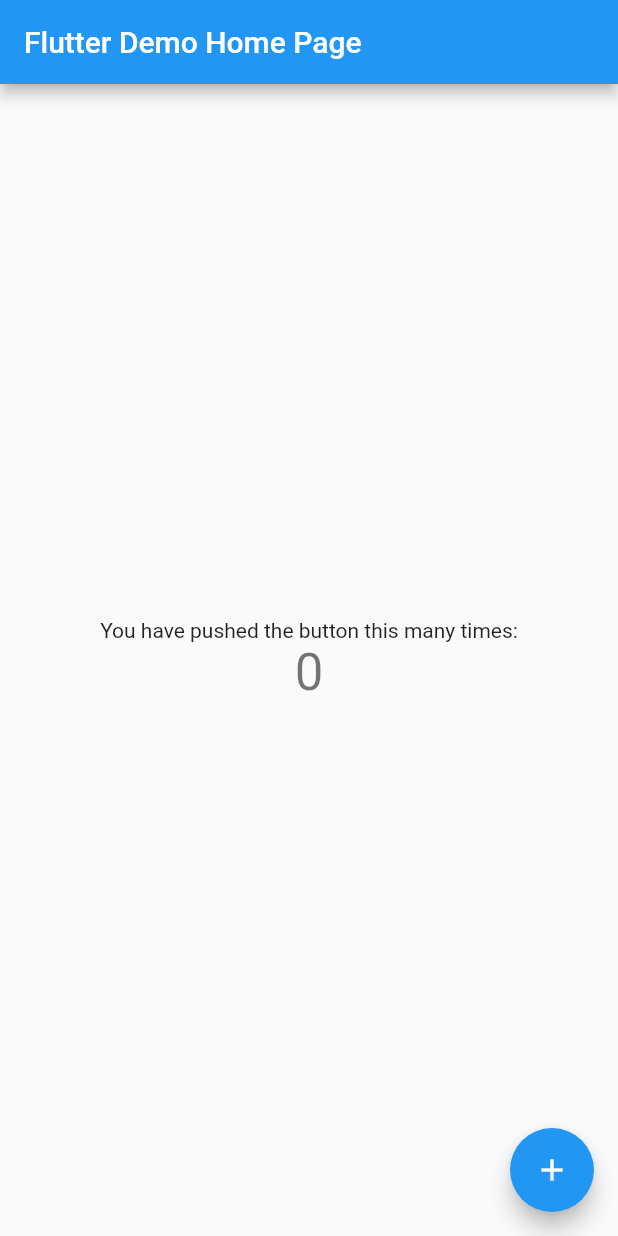
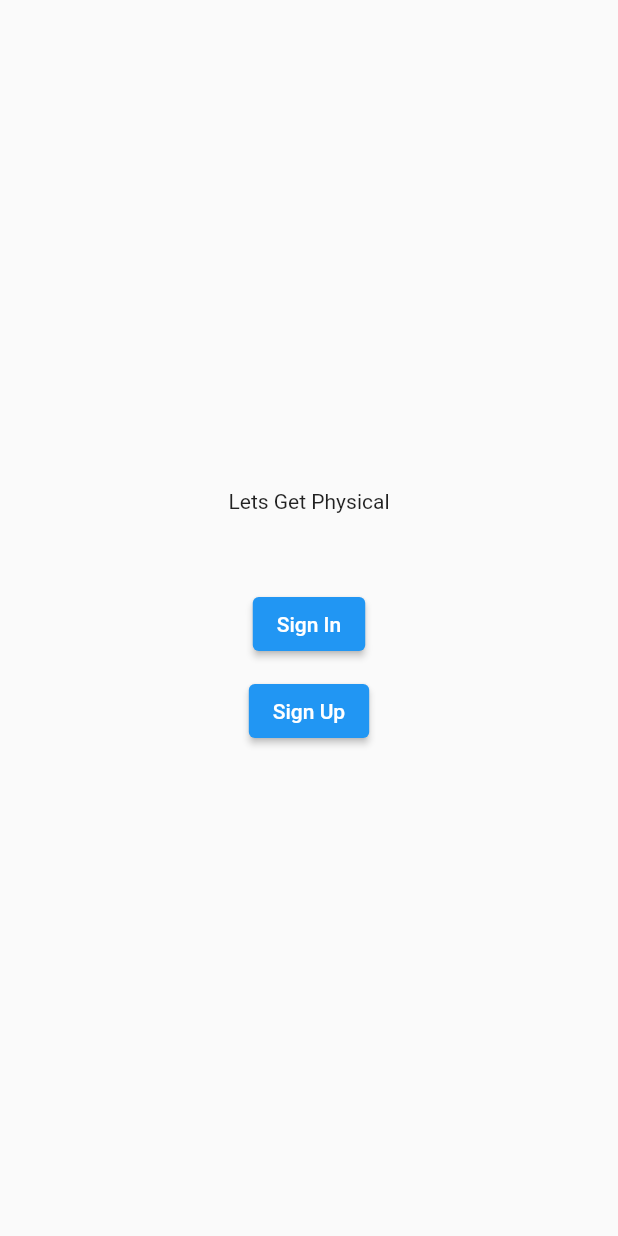
Before and after one commit to MummenRider/home-workouts, a Flutter app: the screen it shows after launch, on a phone screen of 412 x 824 dp. Run offline on Flutter 3.47's test engine with Material 2 defaults, Android fonts, the phone set to English and light mode, and no system bars; our stand-ins replace auto_route, firebase_auth, firebase_core, get_it, stacked, stacked_services; accounts and stored records are empty.

Commit message:
Setup screens (#17)
* Added stepper widget

* Done Sign In page

```diff
--- /dev/null
+++ b/app/lib/lets_get_physical.dart
@@ -0,0 +1,19 @@
+import 'package:app/routes/router.gr.dart';
+import 'package:flutter/material.dart';
+import 'package:stacked_services/stacked_services.dart';
+
+class LetsGetPhysical extends StatelessWidget {
+  @override
+  Widget build(BuildContext context) {
+    return MaterialApp(
+      onGenerateRoute: LetsGetPhysicalRouter(),
+      navigatorKey: StackedService.navigatorKey,
+      debugShowCheckedModeBanner: false,
+      theme: ThemeData(
+        elevatedButtonTheme: ElevatedButtonThemeData(
+          style: ElevatedButton.styleFrom(primary: Colors.blue),
+        ),
+      ),
+    );
+  }
+}
--- a/app/lib/main.dart
+++ b/app/lib/main.dart
@@ -1,117 +1,11 @@
+import 'package:app/services/service_locator.dart';
+import 'package:firebase_core/firebase_core.dart';
 import 'package:flutter/material.dart';
+import 'lets_get_physical.dart';
 
-void main() {
-  runApp(MyApp());
+Future<void> main() async {
+  WidgetsFlutterBinding.ensureInitialized();
+  await Firebase.initializeApp();
+  setUpLocator();
+  runApp(LetsGetPhysical());
 }
-
-class MyApp extends StatelessWidget {
-  // This widget is the root of your application.
-  @override
-  Widget build(BuildContext context) {
-    return MaterialApp(
-      title: 'Flutter Demo',
-      theme: ThemeData(
-        // This is the theme of your application.
-        //
-        // Try running your application with "flutter run". You'll see the
-        // application has a blue toolbar. Then, without quitting the app, try
-        // changing the primarySwatch below to Colors.green and then invoke
-        // "hot reload" (press "r" in the console where you ran "flutter run",
-        // or simply save your changes to "hot reload" in a Flutter IDE).
-        // Notice that the counter didn't reset back to zero; the application
-        // is not restarted.
-        primarySwatch: Colors.blue,
-        // This makes the visual density adapt to the platform that you run
-        // the app on. For desktop platforms, the controls will be smaller and
-        // closer together (more dense) than on mobile platforms.
-        visualDensity: VisualDensity.adaptivePlatformDensity,
-      ),
-      home: MyHomePage(title: 'Flutter Demo Home Page'),
-    );
-  }
-}
-
-class MyHomePage extends StatefulWidget {
-  MyHomePage({Key key, this.title}) : super(key: key);
-
-  // This widget is the home page of your application. It is stateful, meaning
-  // that it has a State object (defined below) that contains fields that affect
-  // how it looks.
-
-  // This class is the configuration for the state. It holds the values (in this
-  // case the title) provided by the parent (in this case the App widget) and
-  // used by the build method of the State. Fields in a Widget subclass are
-  // always marked "final".
-
-  final String title;
-
-  @override
-  _MyHomePageState createState() => _MyHomePageState();
-}
-
-class _MyHomePageState extends State<MyHomePage> {
-  int _counter = 0;
-
-  void _incrementCounter() {
-    setState(() {
-      // This call to setState tells the Flutter framework that something has
-      // changed in this State, which causes it to rerun the build method below
-      // so that the display can reflect the updated values. If we changed
-      // _counter without calling setState(), then the build method would not be
-      // called again, and so nothing would appear to happen.
-      _counter++;
-    });
-  }
-
-  @override
-  Widget build(BuildContext context) {
-    // This method is rerun every time setState is called, for instance as done
-    // by the _incrementCounter method above.
-    //
-    // The Flutter framework has been optimized to make rerunning build methods
-    // fast, so that you can just rebuild anything that needs updating rather
-    // than having to individually change instances of widgets.
-    return Scaffold(
-      appBar: AppBar(
-        // Here we take the value from the MyHomePage object that was created by
-        // the App.build method, and use it to set our appbar title.
-        title: Text(widget.title),
-      ),
-      body: Center(
-        // Center is a layout widget. It takes a single child and positions it
-        // in the middle of the parent.
-        child: Column(
-          // Column is also a layout widget. It takes a list of children and
-          // arranges them vertically. By default, it sizes itself to fit its
-          // children horizontally, and tries to be as tall as its parent.
-          //
-          // Invoke "debug painting" (press "p" in the console, choose the
-          // "Toggle Debug Paint" action from the Flutter Inspector in Android
-          // Studio, or the "Toggle Debug Paint" command in Visual Studio Code)
-          // to see the wireframe for each widget.
-          //
-          // Column has various properties to control how it sizes itself and
-          // how it positions its children. Here we use mainAxisAlignment to
-          // center the children vertically; the main axis here is the vertical
-          // axis because Columns are vertical (the cross axis would be
-          // horizontal).
-          mainAxisAlignment: MainAxisAlignment.center,
-          children: <Widget>[
-            Text(
-              'You have pushed the button this many times:',
-            ),
-            Text(
-              '$_counter',
-              style: Theme.of(context).textTheme.headline4,
-            ),
-          ],
-        ),
-      ),
-      floatingActionButton: FloatingActionButton(
-        onPressed: _incrementCounter,
-        tooltip: 'Increment',
-        child: Icon(Icons.add),
-      ), // This trailing comma makes auto-formatting nicer for build methods.
-    );
-  }
-}
--- /dev/null
+++ b/app/lib/screens/splash/splash_viewmodel.dart
@@ -0,0 +1,3 @@
+import 'package:stacked/stacked.dart';
+
+class SplashViewModel extends BaseViewModel {}
--- /dev/null
+++ b/app/lib/screens/welcome/welcome_view.dart
@@ -0,0 +1,42 @@
+import 'package:app/screens/welcome/welcome_viewmodel.dart';
+import 'package:flutter/material.dart';
+import 'package:stacked/stacked.dart';
+
+class WelcomeView extends StatelessWidget {
+  @override
+  Widget build(BuildContext context) {
+    return ViewModelBuilder<WelcomeViewModel>.reactive(
+      builder: (context, model, child) => Scaffold(
+        body: Center(
+          child: Column(
+            mainAxisAlignment: MainAxisAlignment.center,
+            children: [
+              Text('Lets Get Physical'),
+              SizedBox(
+                height: 50,
+              ),
+              Container(
+                child: Column(
+                  children: [
+                    ElevatedButton(
+                      child: Text('Sign In'),
+                      onPressed: () => model.goToSignInScreen(),
+                    ),
+                    SizedBox(
+                      height: 10,
+                    ),
+                    ElevatedButton(
+                      child: Text('Sign Up'),
+                      onPressed: () => model.goToSignUpScreen(),
+                    ),
+                  ],
+                ),
+              ),
+            ],
+          ),
+        ),
+      ),
+      viewModelBuilder: () => WelcomeViewModel(),
+    );
+  }
+}
--- /dev/null
+++ b/app/lib/screens/welcome/welcome_viewmodel.dart
@@ -0,0 +1,11 @@
+import 'package:app/routes/router.gr.dart';
+import 'package:app/services/service_locator.dart';
+import 'package:stacked/stacked.dart';
+import 'package:stacked_services/stacked_services.dart';
+
+class WelcomeViewModel extends BaseViewModel {
+  final _navService = locator<NavigationService>();
+
+  void goToSignInScreen() => _navService.navigateTo(Routes.signInView);
+  void goToSignUpScreen() => _navService.navigateTo(Routes.signUpView);
+}
```
Also changed, not shown: app/lib/routes/router.dart (added, +16 -0 lines), app/lib/screens/sign_in/sign_in_view.dart (added, +60 -0 lines), app/lib/screens/sign_in/sign_in_viewmodel.dart (added, +19 -0 lines), app/lib/screens/sign_up/sign_up_view.dart (added, +48 -0 lines), app/lib/screens/sign_up/sign_up_viewmodel.dart (added, +42 -0 lines), app/lib/screens/splash/splash_view.dart (added, +18 -0 lines), app/lib/services/auth/auth_service.dart (added, +16 -0 lines), app/lib/services/service_locator.dart (added, +11 -0 lines), app/pubspec.yaml (+10 -9 lines), app/lib/routes/router.gr.dart (added), app/lib/widgets/round_btn.dart (added), app/pubspec.lock, 25 other files.
